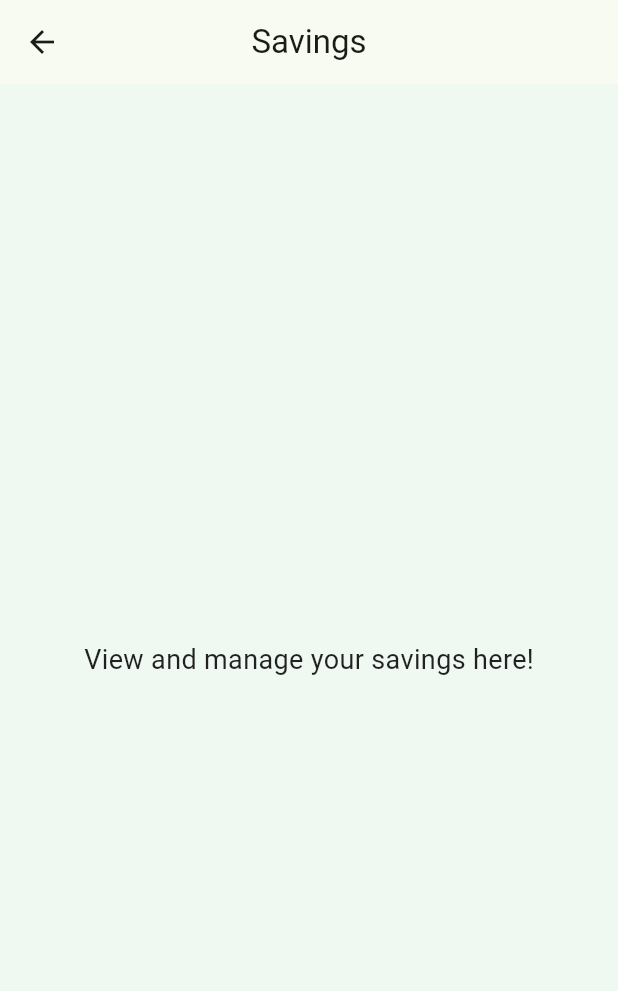
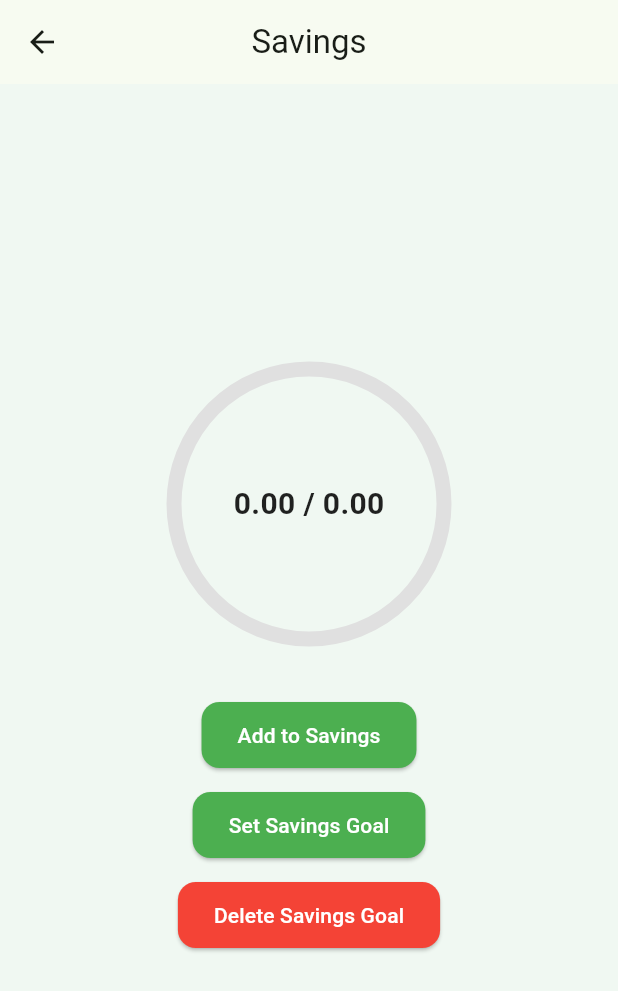
Before and after one commit to 64bitMagician/ExpenseTrackerApplication, a Flutter app: the SavingsScreen screen opened by its route, on a phone screen of 412 x 824 dp. Shown: the top 991 px of the screen. Run offline on Flutter 3.47's test engine with Material 3 defaults, Android fonts, the light colour scheme and no system bars; our stand-ins replace confetti.

Commit message:
Did a lot

```diff
--- /dev/null
+++ b/lib/custom_widgets/savings_buttons.dart
@@ -0,0 +1,37 @@
+import 'package:flutter/material.dart';
+
+class SavingsButtons extends StatelessWidget {
+  final VoidCallback onAdd;
+  final VoidCallback onSetGoal;
+  final VoidCallback onDeleteGoal;
+
+  const SavingsButtons({
+    super.key,
+    required this.onAdd,
+    required this.onSetGoal,
+    required this.onDeleteGoal,
+  });
+
+  @override
+  Widget build(BuildContext context) {
+    return Column(
+      children: [
+        ElevatedButton(
+          onPressed: onAdd,
+          child: const Text('Add to Savings'),
+        ),
+        const SizedBox(height: 12),
+        ElevatedButton(
+          onPressed: onSetGoal,
+          child: const Text('Set Savings Goal'),
+        ),
+        const SizedBox(height: 12),
+        ElevatedButton(
+          onPressed: onDeleteGoal,
+          style: ElevatedButton.styleFrom(backgroundColor: Colors.red),
+          child: const Text('Delete Savings Goal'),
+        ),
+      ],
+    );
+  }
+}
--- /dev/null
+++ b/lib/custom_widgets/savings_progress_indicator.dart
@@ -0,0 +1,116 @@
+import 'package:flutter/material.dart';
+import 'package:confetti/confetti.dart';
+
+class SavingsProgress extends StatefulWidget {
+  final double savings;
+  final double goal;
+  final double progress;
+
+  const SavingsProgress({
+    super.key,
+    required this.savings,
+    required this.goal,
+    required this.progress,
+  });
+
+  @override
+  State<SavingsProgress> createState() => _SavingsProgressState();
+}
+
+class _SavingsProgressState extends State<SavingsProgress>
+    with SingleTickerProviderStateMixin {
+  late AnimationController _controller;
+  late Animation<double> _progressAnimation;
+  double _oldProgress = 0.0;
+  bool _goalReached = false;
+  late ConfettiController _confettiController;
+
+  @override
+  void initState() {
+    super.initState();
+    _controller = AnimationController(
+      vsync: this,
+      duration: const Duration(milliseconds: 800),
+    );
+    _confettiController =
+        ConfettiController(duration: const Duration(seconds: 2));
+
+    _setupAnimation(widget.progress);
+  }
+
+  @override
+  void didUpdateWidget(covariant SavingsProgress oldWidget) {
+    super.didUpdateWidget(oldWidget);
+
+    if (widget.progress != oldWidget.progress) {
+      _oldProgress = oldWidget.progress;
+      _setupAnimation(widget.progress);
+    }
+
+    if (widget.savings >= widget.goal &&
+        widget.goal > 0 &&
+        !_goalReached) {
+      _goalReached = true;
+      _confettiController.play();
+    } else if (widget.savings < widget.goal && _goalReached) {
+      _goalReached = false;
+    }
+  }
+
+  void _setupAnimation(double newProgress) {
+    _progressAnimation = Tween<double>(
+      begin: _oldProgress,
+      end: newProgress,
+    ).animate(CurvedAnimation(
+      parent: _controller,
+      curve: Curves.easeInOut,
+    ));
+    _controller.forward(from: 0);
+  }
+
+  @override
+  void dispose() {
+    _controller.dispose();
+    _confettiController.dispose();
+    super.dispose();
+  }
+
+  @override
+  Widget build(BuildContext context) {
+    return Stack(
+      alignment: Alignment.center,
+      children: [
+        ConfettiWidget(
+          confettiController: _confettiController,
+          blastDirectionality: BlastDirectionality.explosive,
+          shouldLoop: false,
+          emissionFrequency: 0.05,
+          numberOfParticles: 20,
+          gravity: 0.2,
+        ),
+        AnimatedBuilder(
+          animation: _progressAnimation,
+          builder: (context, child) => Stack(
+            alignment: Alignment.center,
+            children: [
+              SizedBox(
+                width: 180,
+                height: 180,
+                child: CircularProgressIndicator(
+                  value: _progressAnimation.value,
+                  strokeWidth: 10,
+                  backgroundColor: Colors.grey.shade300,
+                  color: Colors.green,
+                ),
+              ),
+              Text(
+                '${widget.savings.toStringAsFixed(2)} / ${widget.goal.toStringAsFixed(2)}',
+                style: const TextStyle(fontSize: 20, fontWeight: FontWeight.bold),
+              ),
+            ],
+          ),
+        ),
+      ],
+    );
+  }
+}
--- a/lib/screens/savings_screen.dart
+++ b/lib/screens/savings_screen.dart
@@ -1,19 +1,112 @@
 import 'package:flutter/material.dart';
+import '../custom_widgets/savings_progress_indicator.dart';
+import '../custom_widgets/savings_buttons.dart';
+import '../utils/dialogs.dart';
 
-class SavingsScreen extends StatelessWidget {
+class SavingsScreen extends StatefulWidget {
   const SavingsScreen({super.key});
 
   @override
+  State<SavingsScreen> createState() => _SavingsScreenState();
+}
+
+class _SavingsScreenState extends State<SavingsScreen> {
+  double _savings = 0;
+  double _goal = 0;
+
+  void _addToSavings() async {
+    final amountStr = await showInputDialog(context, 'Add to Savings');
+    if (amountStr == null) return;
+
+    final amount = double.tryParse(amountStr);
+    if (amount == null || amount <= 0) return;
+
+    final newTotal = _savings + amount;
+
+    if (_goal == 0) {
+      if (context.mounted) {
+        ScaffoldMessenger.of(context).showSnackBar(
+          const SnackBar(
+            content: Text('Please set a savings goal before adding savings.'),
+            backgroundColor: Colors.red,
+          ),
+        );
+      }
+      return;
+    }
+
+    if (newTotal > _goal) {
+      if (context.mounted) {
+        ScaffoldMessenger.of(context).showSnackBar(
+          const SnackBar(
+            content: Text('You cannot enter an amount exceeding the set goal'),
+            backgroundColor: Colors.red,
+          ),
+        );
+      }
+      return;
+    }
+
+    setState(() {
+      _savings = newTotal;
+    });
+  }
+
+  void _setGoal() async {
+    final goalStr = await showInputDialog(context, 'Set Savings Goal');
+    if (goalStr == null) return;
+
+    final newGoal = double.tryParse(goalStr);
+    if (newGoal != null && newGoal >= 0) {
+      if (newGoal < _savings) {
+        final confirmed = await showConfirmDialog(
+          context,
+          'New goal is below current savings. Reset savings to $newGoal?',
+        );
+        if (!confirmed) return;
+        setState(() {
+          _goal = newGoal;
+          _savings = newGoal;
+        });
+      } else {
+        setState(() {
+          _goal = newGoal;
+        });
+      }
+    }
+  }
+
+  void _deleteGoal() {
+    setState(() {
+      _goal = 0;
+      _savings = 0;
+    });
+  }
+
+  @override
   Widget build(BuildContext context) {
+    final progress = (_goal > 0) ? (_savings / _goal).clamp(0.0, 1.0) : 0.0;
+
     return Scaffold(
       appBar: AppBar(
         title: const Text('Savings'),
         centerTitle: true,
       ),
-      body: const Center(
-        child: Text(
-          'View and manage your savings here!',
-          style: TextStyle(fontSize: 18),
+      body: Padding(
+        padding: const EdgeInsets.all(24),
+        child: Center(
+          child: Column(
+            mainAxisAlignment: MainAxisAlignment.center,
+            children: [
+              SavingsProgress(savings: _savings, goal: _goal, progress: progress),
+              const SizedBox(height: 40),
+              SavingsButtons(
+                onAdd: _addToSavings,
+                onSetGoal: _setGoal,
+                onDeleteGoal: _deleteGoal,
+              ),
+            ],
+          ),
         ),
       ),
     );
--- a/lib/utils/password_file_management.dart
+++ b/lib/utils/password_file_management.dart
@@ -51,7 +51,7 @@ class PasswordFileManager {
     final file = await getPasswordFile();
     if (await file.exists()) {
       storedPassword = await file.readAsString();
-      if (storedPassword != null && storedPassword!.trim().isEmpty) {
+      if (storedPassword != null && storedPassword!.trim().isEmpty) { // in case the password is just blank spaces
         storedPassword = null;
       }
     }
--- a/pubspec.yaml
+++ b/pubspec.yaml
@@ -35,6 +35,7 @@ dependencies:
   # The following adds the Cupertino Icons font to your application.
   # Use with the CupertinoIcons class for iOS style icons.
   cupertino_icons: ^1.0.8
+  confetti: ^0.8.0
 
 dev_dependencies:
   flutter_test:
```
Also changed, not shown: lib/screens/login_screen.dart (+15 -1 lines), lib/utils/dialogs.dart (added, +46 -0 lines), pubspec.lock.
